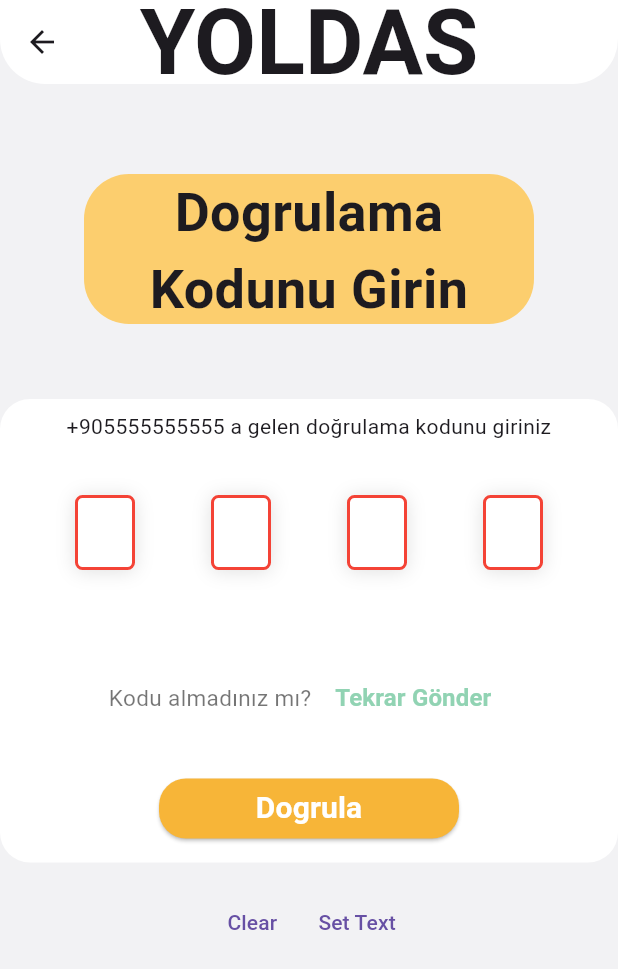
After one commit to furkanCalik7/Yoldas, a Flutter app: the PinCodeVerificationScreen screen opened by its route, on a phone screen of 412 x 824 dp. The commit adds this screen. Shown: the top 969 px of the screen. Run offline on Flutter 3.47's test engine with Material 3 defaults, Android fonts, the phone set to English and light mode, and no system bars; drawn by our look-alikes of pin_code_fields; our stand-ins replace google_fonts, intl_phone_number_input.

Commit message:
sms code page implemented

```diff
--- a/frontend/lib/main.dart
+++ b/frontend/lib/main.dart
@@ -1,11 +1,14 @@
 import 'package:flutter/material.dart';
 import 'package:frontend/pages/login_with_phone.dart';
+import 'package:frontend/pages/sms_code_page.dart';
 import 'package:frontend/pages/welcome.dart';
 import "package:frontend/pages/onboarding_screen.dart";
 
 void main() => runApp(MaterialApp(
       initialRoute: '/',
       routes: {
-        '/': (context) => const Login(),
+        '/': (context) => const Welcome(),
+        '/login': (context) => const Login(),
+        '/verification': (context) => const PinCodeVerificationScreen()
       },
     ));
--- a/frontend/lib/pages/login_with_phone.dart
+++ b/frontend/lib/pages/login_with_phone.dart
@@ -15,12 +15,13 @@ class _LoginState extends State<Login> {
   final GlobalKey<FormState> formKey = GlobalKey<FormState>();
 
   final TextEditingController controller = TextEditingController();
-  String initialCountry = 'NG';
-  PhoneNumber number = PhoneNumber(isoCode: 'NG');
+  String initialCountry = 'TR';
+  PhoneNumber number = PhoneNumber(isoCode: 'TR');
 
   @override
   Widget build(BuildContext context) {
     return Scaffold(
+      resizeToAvoidBottomInset: false,
       backgroundColor: customBackgroundColor,
       appBar: AppbarDefault(),
       body: Column(
@@ -91,7 +92,9 @@ class _LoginState extends State<Login> {
                   ),
 
                   SizedBox(height: 30,),
-                  ButtonMain(text: "Giriş Yap", action: () {})
+                  ButtonMain(text: "Giriş Yap", action: () {
+                    Navigator.pushReplacementNamed(context, "/verification");
+                  })
 
 
 
--- /dev/null
+++ b/frontend/lib/pages/sms_code_page.dart
@@ -0,0 +1,250 @@
+import 'dart:async';
+
+import 'package:flutter/material.dart';
+import 'package:frontend/custom_widgets/appbars/appbar_default.dart';
+import 'package:frontend/custom_widgets/buttons/button_main.dart';
+import 'package:frontend/custom_widgets/text_widgets/text_container.dart';
+import 'package:pin_code_fields/pin_code_fields.dart';
+
+import 'package:frontend/custom_widgets/colors.dart';
+
+class PinCodeVerificationScreen extends StatefulWidget {
+  const PinCodeVerificationScreen({
+    Key? key,
+    this.phoneNumber = "+905555555555",
+  }) : super(key: key);
+
+  final String? phoneNumber;
+
+  @override
+  State<PinCodeVerificationScreen> createState() =>
+      _PinCodeVerificationScreenState();
+}
+
+class _PinCodeVerificationScreenState extends State<PinCodeVerificationScreen> {
+  TextEditingController textEditingController = TextEditingController();
+  // ..text = "123456";
+
+  // ignore: close_sinks
+  StreamController<ErrorAnimationType>? errorController;
+
+  bool hasError = false;
+  String currentText = "";
+  final formKey = GlobalKey<FormState>();
+
+  @override
+  void initState() {
+    errorController = StreamController<ErrorAnimationType>();
+    super.initState();
+  }
+
+  @override
+  void dispose() {
+    errorController!.close();
+
+    super.dispose();
+  }
+
+  // snackBar Widget
+  snackBar(String? message) {
+    return ScaffoldMessenger.of(context).showSnackBar(
+      SnackBar(
+        content: Text(message!),
+        duration: const Duration(seconds: 2),
+      ),
+    );
+  }
+
+  @override
+  Widget build(BuildContext context) {
+    return Scaffold(
+      appBar: AppbarDefault(),
+      backgroundColor: customBackgroundColor,
+      body: GestureDetector(
+        onTap: () {},
+        child: SizedBox(
+          height: MediaQuery.of(context).size.height,
+          width: MediaQuery.of(context).size.width,
+          child: Column(
+            children: <Widget>[
+              const TextContainer(text: "Dogrulama Kodunu Girin"),
+              Container(
+                decoration: BoxDecoration(
+                    color: Colors.white, borderRadius: BorderRadius.circular(20)
+                ),
+                child: Column(
+                  children: [
+                    Padding(
+                        padding: const EdgeInsets.symmetric(horizontal: 30.0, vertical: 8),
+                        child: Text(
+                          "${widget.phoneNumber} a gelen doğrulama kodunu giriniz",
+                          textAlign: TextAlign.center,
+                        )
+                    ),
+                    const SizedBox(
+                      height: 20,
+                    ),
+                    Form(
+                      key: formKey,
+                      child: Padding(
+                        padding: const EdgeInsets.symmetric(
+                          vertical: 8.0,
+                          horizontal: 50,
+                        ),
+                        child: PinCodeTextField(
+                          appContext: context,
+                          pastedTextStyle: TextStyle(
+                            color: Colors.green.shade600,
+                            fontWeight: FontWeight.bold,
+                          ),
+                          length: 4,
+                          obscureText: true,
+                          obscuringCharacter: '*',
+                          blinkWhenObscuring: true,
+                          animationType: AnimationType.fade,
+                          validator: (v) {
+                            if (v!.length < 3) {
+                              return "I'm from validator";
+                            } else {
+                              return null;
+                            }
+                          },
+                          pinTheme: PinTheme(
+                              shape: PinCodeFieldShape.box,
+                              borderRadius: BorderRadius.circular(5),
+                              fieldHeight: 50,
+                              fieldWidth: 40,
+                              activeFillColor: Colors.white,
+                              inactiveFillColor: Colors.white
+                          ),
+                          cursorColor: Colors.black,
+                          animationDuration: const Duration(milliseconds: 300),
+                          enableActiveFill: true,
+                          errorAnimationController: errorController,
+                          controller: textEditingController,
+                          keyboardType: TextInputType.number,
+                          boxShadows: const [
+                            BoxShadow(
+                              offset: Offset(0, 1),
+                              color: Colors.black12,
+                              blurRadius: 10,
+                            )
+                          ],
+                          onCompleted: (v) {
+                            debugPrint("Completed");
+                          },
+                          // onTap: () {
+                          //   print("Pressed");
+                          // },
+                          onChanged: (value) {
+                            debugPrint(value);
+                            setState(() {
+                              currentText = value;
+                            });
+                          },
+                          beforeTextPaste: (text) {
+                            debugPrint("Allowing to paste $text");
+                            //if you return true then it will show the paste confirmation dialog. Otherwise if false, then nothing will happen.
+                            //but you can show anything you want here, like your pop up saying wrong paste format or etc
+                            return true;
+                          },
+                        ),
+                      ),
+                    ),
+                    Padding(
+                      padding: const EdgeInsets.symmetric(horizontal: 30.0),
+                      child: Text(
+                        hasError ? "*Please fill up all the cells properly" : "",
+                        style: const TextStyle(
+                          color: Colors.red,
+                          fontSize: 12,
+                          fontWeight: FontWeight.w400,
+                        ),
+                      ),
+                    ),
+                    const SizedBox(
+                      height: 20,
+                    ),
+                    Row(
+                      mainAxisAlignment: MainAxisAlignment.center,
+                      children: [
+                        const Text(
+                          "Kodu almadınız mı? ",
+                          style: TextStyle(color: Colors.black54, fontSize: 15),
+                        ),
+                        TextButton(
+                          onPressed: () => snackBar("OTP resend!!"),
+                          child: const Text(
+                            "Tekrar Gönder",
+                            style: TextStyle(
+                              color: Color(0xFF91D3B3),
+                              fontWeight: FontWeight.bold,
+                              fontSize: 16,
+                            ),
+                          ),
+                        )
+                      ],
+                    ),
+                    const SizedBox(
+                      height: 14,
+                    ),
+                    Container(
+                      margin:
+                      const EdgeInsets.symmetric(vertical: 16.0, horizontal: 30),
+                      child: ButtonMain(
+                        text: "Dogrula",
+                        action: () {
+                          formKey.currentState!.validate();
+                          // conditions for validating
+                          if (currentText.length != 4 || currentText != "1234") {
+                            errorController!.add(ErrorAnimationType
+                                .shake); // Triggering error shake animation
+                            setState(() => hasError = true);
+                          } else {
+                            setState(
+                                  () {
+                                hasError = false;
+                                snackBar("OTP Verified!!");
+                              },
+                            );
+                          }
+                        },
+                      ),
+                    ),
+                  ],
+                ),
+              ),
+
+              const SizedBox(
+                height: 16,
+              ),
+              Row(
+                mainAxisAlignment: MainAxisAlignment.center,
+                children: <Widget>[
+                  Flexible(
+                    child: TextButton(
+                      child: const Text("Clear"),
+                      onPressed: () {
+                        textEditingController.clear();
+                      },
+                    ),
+                  ),
+                  Flexible(
+                    child: TextButton(
+                      child: const Text("Set Text"),
+                      onPressed: () {
+                        setState(() {
+                          textEditingController.text = "1234";
+                        });
+                      },
+                    ),
+                  ),
+                ],
+              )
+            ],
+          ),
+        ),
+      ),
+    );
+  }
+}
--- a/frontend/lib/pages/welcome.dart
+++ b/frontend/lib/pages/welcome.dart
@@ -27,7 +27,9 @@ class Welcome extends StatelessWidget {
             Center(
               child: TextHead(line: "YOLDAS"),
             ),
-            ButtonBig(text: "Giris Yap", action: () {}),
+            ButtonBig(text: "Giris Yap", action: () {
+              Navigator.pushReplacementNamed(context, '/login');
+            }),
             SizedBox(
               height: 20.0,
             ),
--- a/frontend/pubspec.yaml
+++ b/frontend/pubspec.yaml
@@ -37,6 +37,7 @@ dependencies:
   cupertino_icons: ^1.0.2
   google_fonts: ^6.1.0
   intl_phone_number_input: ^0.7.3+1
+  pin_code_fields: ^8.0.1
 
 dev_dependencies:
   flutter_test:
```
Also changed, not shown: frontend/pubspec.lock.
